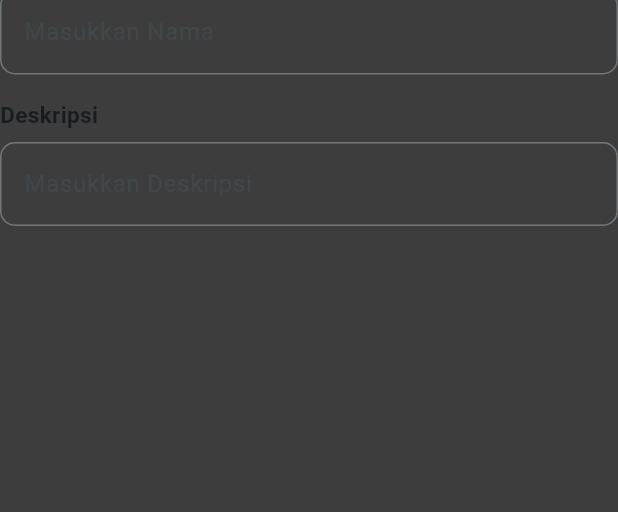
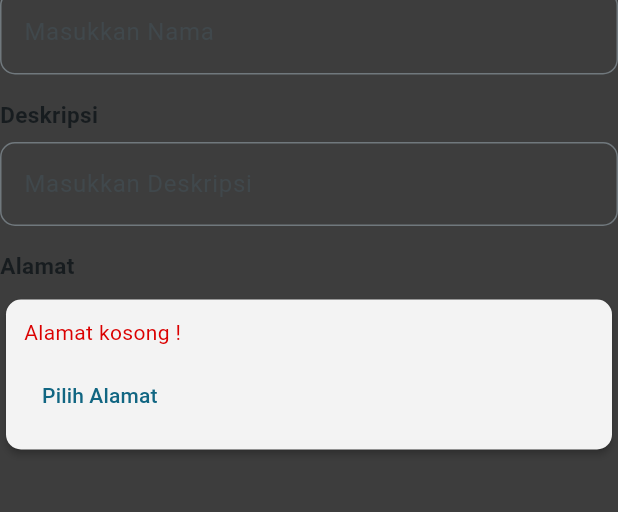
Before and after one commit to Aldayanday1/150_Exercise2_PAML, a Flutter app: the EditKuliner screen opened directly, on a phone screen of 412 x 824 dp, the part 137-649 px from its top. Run offline on Flutter 3.47's test engine with Material 3 defaults, Android fonts, the phone set to English and light mode, and no system bars; our stand-ins replace geocoding, geolocator, google_fonts, google_maps_flutter, image_picker; network calls fail.

Commit message:
Add alamat section with selection option

```diff
--- a/lib/views/edit_screen.dart
+++ b/lib/views/edit_screen.dart
@@ -1,4 +1,8 @@
+import 'dart:io';
+
 import 'package:flutter/material.dart';
+import 'package:image_picker/image_picker.dart';
+import 'package:kulinerjogja/views/map_screen.dart';
 
 class EditKuliner extends StatefulWidget {
   const EditKuliner({super.key});
@@ -8,6 +12,11 @@ class EditKuliner extends StatefulWidget {
 }
 
 class _EditKulinerState extends State<EditKuliner> {
+  File? _image;
+  final _imagePicker = ImagePicker();
+  String? _alamat;
+  int _idKuliner = 0;
+
   final _formKey = GlobalKey<FormState>();
   final _nama = TextEditingController();
   final _deskripsi = TextEditingController();
@@ -67,6 +76,69 @@ class _EditKulinerState extends State<EditKuliner> {
             controller: _deskripsi,
             validator: _validateText,
           ),
+          SizedBox(height: 16),
+          Text(
+            "Alamat",
+            style: TextStyle(
+              fontSize: 15,
+              fontWeight: FontWeight.bold,
+            ),
+          ),
+          SizedBox(height: 8),
+          Card(
+            elevation: 2,
+            shape: RoundedRectangleBorder(
+              borderRadius: BorderRadius.circular(10),
+            ),
+            color: Color.fromARGB(255, 243, 243, 243),
+            child: Padding(
+              padding: const EdgeInsets.all(12),
+              child: Column(
+                crossAxisAlignment: CrossAxisAlignment.start,
+                children: [
+                  _alamat == null
+                      ? Text(
+                          'Alamat kosong !',
+                          style: TextStyle(
+                            color: Color.fromARGB(255, 219, 0, 0),
+                          ),
+                        )
+                      : Text(_alamat!),
+                  SizedBox(height: 8),
+                  Row(
+                    mainAxisAlignment: MainAxisAlignment.spaceBetween,
+                    children: [
+                      TextButton(
+                        onPressed: () async {
+                          final selectedAddress = await Navigator.push(
+                            context,
+                            MaterialPageRoute(
+                              builder: (context) => MapScreen(
+                                currentAddress: _alamat,
+                                onLocationSelected: (selectedAddress) {
+                                  setState(() {
+                                    _alamat = selectedAddress;
+                                  });
+                                },
+                              ),
+                            ),
+                          );
+                          if (selectedAddress != null) {
+                            setState(() {
+                              _alamat = selectedAddress;
+                            });
+                          }
+                        },
+                        child: _alamat == null
+                            ? const Text('Pilih Alamat')
+                            : const Text('Ubah Alamat'),
+                      ),
+                    ],
+                  ),
+                ],
+              ),
+            ),
+          ),
         ],
       ),
     );
```
